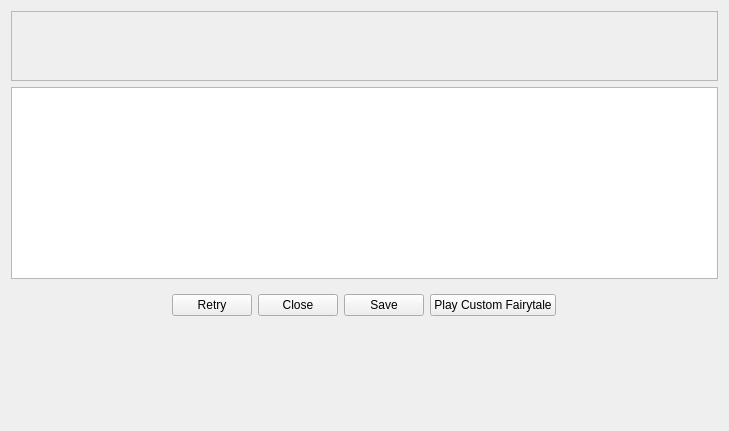
tdauth/gustavsfairyland, file ui/customfairytale.ui: the form before one commit.
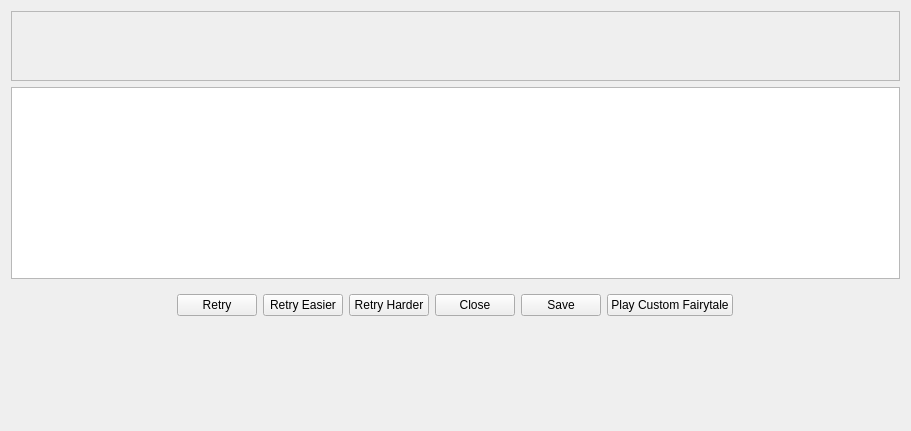
The form after the commit. Icons and pictures are not drawn.

Commit message: Fixed only persons in sequence game mode, added retry harder and easier buttons

The edit to the form file:
```diff
--- a/ui/customfairytale.ui
+++ b/ui/customfairytale.ui
@@ -6,7 +6,7 @@
    <rect>
     <x>0</x>
     <y>0</y>
-    <width>729</width>
+    <width>911</width>
     <height>431</height>
    </rect>
   </property>
@@ -36,8 +36,8 @@
        <rect>
         <x>0</x>
         <y>0</y>
-        <width>709</width>
-        <height>69</height>
+        <width>891</width>
+        <height>73</height>
        </rect>
       </property>
       <layout class="QHBoxLayout" name="horizontalLayout_2">
@@ -94,6 +94,40 @@
         </property>
        </widget>
       </item>
+      <item>
+       <widget class="QPushButton" name="retryEasierPushButton">
+        <property name="text">
+         <string>Retry Easier</string>
+        </property>
+        <property name="icon">
+         <iconset resource="../oxygen-icons-png-master/oxygen.qrc">
+          <normaloff>:/themes/oxygen/32x32/actions/arrow-down-double.png</normaloff>:/themes/oxygen/32x32/actions/arrow-down-double.png</iconset>
+        </property>
+        <property name="iconSize">
+         <size>
+          <width>32</width>
+          <height>32</height>
+         </size>
+        </property>
+       </widget>
+      </item>
+      <item>
+       <widget class="QPushButton" name="retryHarderPushButton">
+        <property name="text">
+         <string>Retry Harder</string>
+        </property>
+        <property name="icon">
+         <iconset resource="../oxygen-icons-png-master/oxygen.qrc">
+          <normaloff>:/themes/oxygen/32x32/actions/arrow-up-double.png</normaloff>:/themes/oxygen/32x32/actions/arrow-up-double.png</iconset>
+        </property>
+        <property name="iconSize">
+         <size>
+          <width>32</width>
+          <height>32</height>
+         </size>
+        </property>
+       </widget>
+      </item>
       <item>
        <widget class="QPushButton" name="okPushButton">
         <property name="text">
```
Left out of the diff: 1 changed line with no effect on the pictures. The commit also changes 11 other files.
